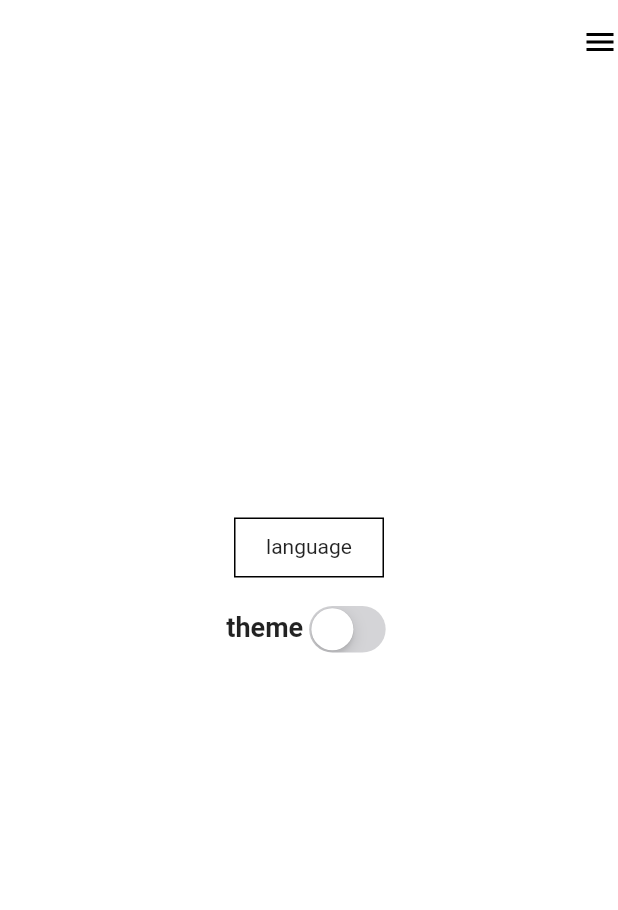
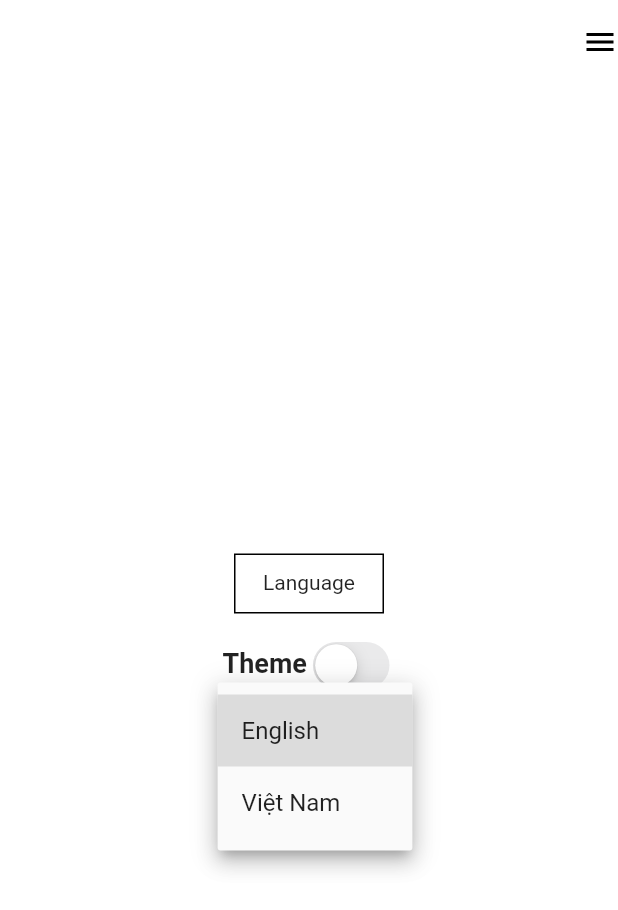
Before and after one commit to viphoamt/flutter-getx-template, a Flutter app: the screen it shows after launch, after a tap on "English", on a phone screen of 412 x 824 dp. Shown: the top 910 px of the screen. Run offline on Flutter 3.47's test engine with Material 2 defaults, Android fonts, the phone set to English and light mode, and no system bars; our stand-ins replace cookie_jar, dio, dio_cookie_manager, flutter_dotenv, flutter_easyloading, flutter_svg and 2 more; network calls fail.

Commit message:
fix language

```diff
--- a/lib/commons/langs/en_US.dart
+++ /dev/null
@@ -1,8 +0,0 @@
-const Map<String, String> en = {
-  'hello': 'Hello',
-  'language': 'Language',
-  'english': 'English',
-  'vietnamese': 'Vietnamese',
-  'light': 'Light',
-  'dark': 'Dark'
-};
--- a/lib/commons/langs/localization_service.dart
+++ /dev/null
@@ -1,52 +0,0 @@
-import 'dart:collection';
-import 'dart:ui';
-
-import 'package:flutter_getx_base/commons/langs/en_US.dart';
-import 'package:flutter_getx_base/commons/langs/vi_VN.dart';
-import 'package:get/get.dart';
-
-class LocalizationService extends Translations {
-  // locale will be get each when new open app (sub Belongs to the locale system or you can cache the locale that the user has installed and put it here)
-  static final locale = _getLocaleFromLanguage();
-
-  // fallbackLocale is the default locale if the locale set is not in the Locale support
-  static final fallbackLocale = Locale('en', 'US');
-
-  // language code of supported locales
-  static final langCodes = [
-    'en',
-    'vi',
-  ];
-
-  // Locales are supported
-  static final locales = [
-    Locale('en', 'US'),
-    Locale('vi', 'VN'),
-  ];
-
-  // Map of supported languages comes with that lang's code: this is used to dump data into the DropdownButton and set the language without caring about the system's language.
-  static final langs = Map<String, String>.from({
-    'en': 'English',
-    'vi': 'Tiếng Việt',
-  });
-
-  // function change language if you don't want to depend on system locale
-  static void changeLocale(String? langCode) {
-    final locale = _getLocaleFromLanguage(langCode: langCode);
-    Get.updateLocale(locale!);
-  }
-
-  @override
-  Map<String, Map<String, String>> get keys => {
-        'en_US': en,
-        'vi_VN': vi,
-      };
-
-  static Locale? _getLocaleFromLanguage({String? langCode}) {
-    final lang = langCode ?? Get.deviceLocale?.languageCode;
-    for (int i = 0; i < langCodes.length; i++) {
-      if (lang == langCodes[i]) return locales[i];
-    }
-    return Get.locale;
-  }
-}
--- a/lib/commons/langs/vi_VN.dart
+++ /dev/null
@@ -1,8 +0,0 @@
-const Map<String, String> vi = {
-  'hello': 'Xin chào',
-  'language': 'Ngôn ngữ',
-  'english': 'Tiếng Anh',
-  'vietnamese': 'Tiếng Việt',
-  'light': 'Sáng',
-  'dark': 'Tối'
-};
--- a/lib/commons/theme/custom_theme.dart
+++ b/lib/commons/theme/custom_theme.dart
@@ -8,10 +8,6 @@
       appBarTheme: const AppBarTheme(
         color: ColorConstants.darkPrimaryColor,
         iconTheme: IconThemeData(color: ColorConstants.darkPrimaryColor),
-      ),
-      colorScheme: const ColorScheme.light(
-        primary: ColorConstants.darkPrimaryColor,
-        secondary: ColorConstants.darkPrimaryColor,
       ),
       iconTheme: const IconThemeData(
         color: ColorConstants.lightPrimaryColor,
@@ -28,10 +24,6 @@
       appBarTheme: const AppBarTheme(
         color: ColorConstants.lightPrimaryColor,
         iconTheme: IconThemeData(color: ColorConstants.lightPrimaryColor),
-      ),
-      colorScheme: const ColorScheme.dark(
-        primary: ColorConstants.lightPrimaryColor,
-        secondary: ColorConstants.darkPrimaryColor,
       ),
       iconTheme: const IconThemeData(
         color: ColorConstants.darkPrimaryColor,
--- a/lib/core/controllers/language_controller.dart
+++ b/lib/core/controllers/language_controller.dart
@@ -1,16 +1,11 @@
-import 'package:flutter_getx_base/commons/langs/localization_service.dart';
+import 'package:flutter_getx_base/localization/localization_service.dart';
 import 'package:get/get.dart';
 
 class LanguageController extends GetxController {
   static LanguageController get to => Get.find();
-  final languageCode = 'English'.obs;
-
-  LanguageController(){
-    // languageCode.value = LocalizationService.locale?.languageCode ?? '';
-  }
+  final languageCode = LocalizationService.languages[0].obs;
 
   void changeLocale(String? value) {
-    print('$value');
     if (value != null) {
       languageCode.value = value;
       LocalizationService.changeLocale(value);
--- a/lib/futures/auth/login/login_screen.dart
+++ b/lib/futures/auth/login/login_screen.dart
@@ -1,8 +1,10 @@
 import 'package:flutter/cupertino.dart';
 import 'package:flutter/material.dart';
 import 'package:flutter_getx_base/commons/utils/styles/app_text_style.dart';
+import 'package:flutter_getx_base/core/controllers/language_controller.dart';
 import 'package:flutter_getx_base/core/controllers/theme_controller.dart';
 import 'package:flutter_getx_base/futures/auth/login/login_controller.dart';
+import 'package:flutter_getx_base/localization/localization_service.dart';
 import 'package:flutter_getx_base/widgets/icon/leading_icon.dart';
 import 'package:flutter_getx_base/widgets/screen_layout.dart';
 import 'package:get/get.dart';
@@ -14,14 +16,14 @@
   Widget build(BuildContext context) {
     final controller = LoginController.to;
     final themeController = ThemeController.to;
+    final languageController = LanguageController.to;
     return ScreenLayout(
       actions: const [
         LeadingIcon(
           color: Colors.black,
         ),
       ],
-      body: Obx(
-        () => Column(
+      body: Column(
         mainAxisAlignment: MainAxisAlignment.center,
         children: [
           InkWell(
@@ -30,7 +32,7 @@
               width: 100,
               height: 40,
               decoration: BoxDecoration(
-                  border: Border.all(color: Get.theme.backgroundColor),
+                border: Border.all(color: Theme.of(context).backgroundColor),
               ),
               child: Center(
                 child: Text(
@@ -51,25 +53,33 @@
                   fontWeight: FontWeight.w600,
                 ),
               ),
-                CupertinoSwitch(
+              Obx(
+                () => CupertinoSwitch(
                   value: themeController.currentTheme == 'light',
                   onChanged: (value) {
                     themeController.isDarkModeOn;
                     themeController.setThemeMode(value ? 'light' : 'dark');
                   },
                 ),
-              ],
-            ),
-            OutlinedButton(
-              onPressed: () => Get.updateLocale(const Locale('en', 'US')),
-              child: Text('english'.tr),
-            ),
-            OutlinedButton(
-              onPressed: () => Get.updateLocale(const Locale('vn', 'VI')),
-              child: Text('vietNam'.tr),
               ),
             ],
           ),
+          DropdownButton<String>(
+            value: languageController.languageCode.value,
+            icon: Icon(
+              Icons.arrow_drop_down_sharp,
+              // color: Theme.of(context).iconTheme.color,
+            ),
+            items: LocalizationService.languages
+                .map<DropdownMenuItem<String>>((String value) {
+              return DropdownMenuItem<String>(
+                value: value,
+                child: Text(value),
+              );
+            }).toList(),
+            onChanged: languageController.changeLocale,
+          ),
+        ],
       ),
     );
   }
--- a/lib/localization/en_us.dart
+++ b/lib/localization/en_us.dart
@@ -1,5 +1,6 @@
 const Map<String, String> enUS = <String, String>{
   'english': 'English',
-  'vietNam': 'Tieng Viet',
-  'login': 'Login'
+  'vietNam': 'Vietnamese',
+  'language': 'Language',
+  'theme': 'Theme',
 };
--- a/lib/localization/localization_service.dart
+++ b/lib/localization/localization_service.dart
@@ -12,7 +12,7 @@
 
   // Supported languages
   // Needs to be same order with locales
-  static final List<String> languages = <String>['English', 'VietNam'];
+  static final List<String> languages = <String>['English', 'Việt Nam'];
 
   // Supported locales
   // Needs to be same order with languages
@@ -30,13 +30,13 @@
       };
 
   // Gets locale from language, and updates the locale
-  void changeLocale(String lang) {
+  static void changeLocale(String lang) {
     final Locale? locale = _getLocaleFromLanguage(lang);
     Get.updateLocale(locale!);
   }
 
   // Finds language in `langs` list and returns it as Locale
-  Locale? _getLocaleFromLanguage(String lang) {
+  static Locale? _getLocaleFromLanguage(String lang) {
     for (int i = 0; i < languages.length; i++) {
       if (lang == languages[i]) {
         return locales[i];
--- a/lib/localization/vn_vi.dart
+++ b/lib/localization/vn_vi.dart
@@ -1,5 +1,7 @@
 const Map<String, String> vnVI = <String, String>{
   'english': 'Tiếng Anh',
   'vietNam': 'Tiếng Việt',
-  'login': 'Đăng nhập'
+  'login': 'Đăng nhập',
+  'language': 'Ngôn ngữ',
+  'theme': 'Chủ đề',
 };
```
Lines whose indentation alone changed are shown as unchanged.
